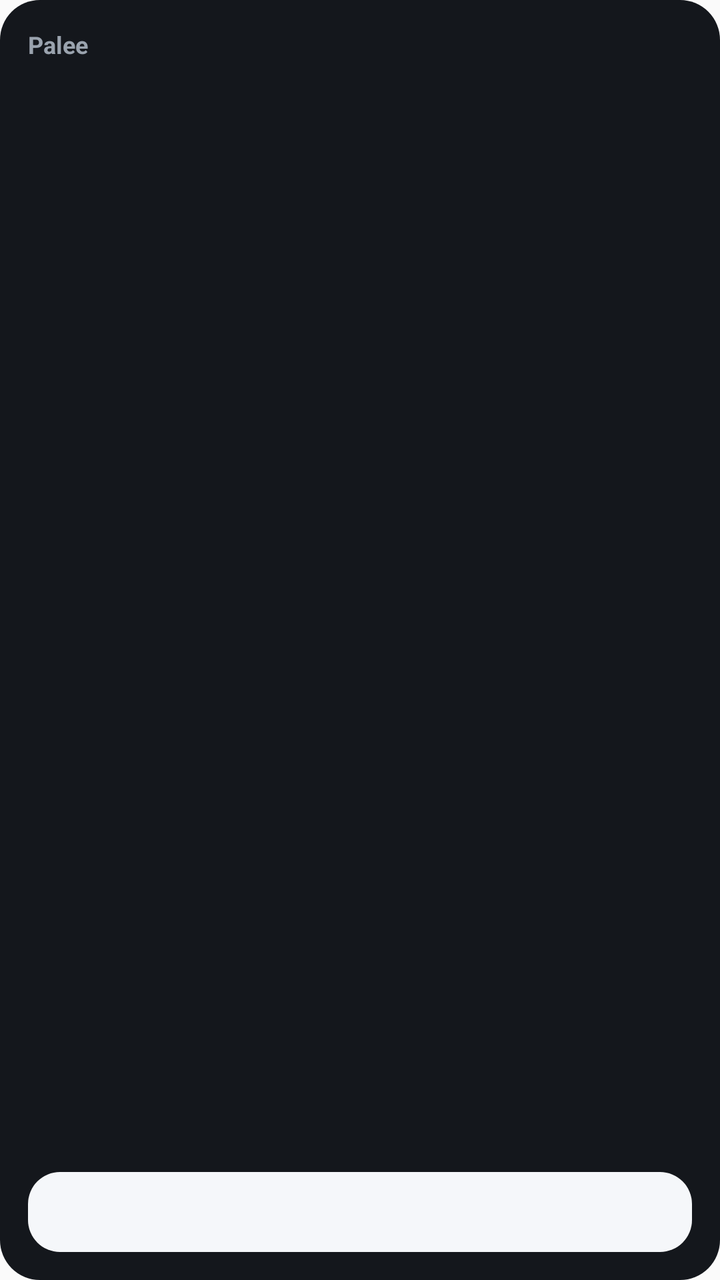
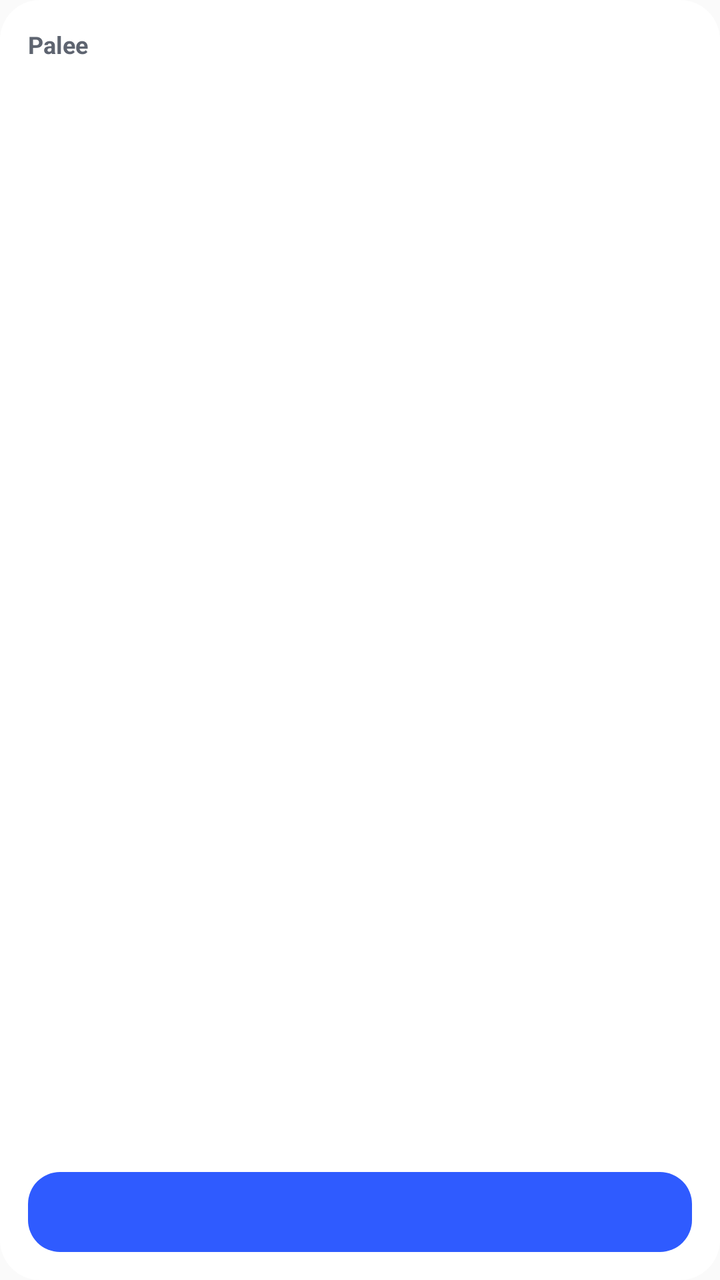

Before-and-after screenshots of an Android layout around one commit, followed by the original layout XML and the change that was made.
<!-- AndroidManifest.xml: application theme AppTheme -->
<!-- res/layout/widget_water.xml -->
<?xml version="1.0" encoding="utf-8"?>
<LinearLayout xmlns:android="http://schemas.android.com/apk/res/android"
    android:id="@+id/widget_root"
    android:layout_width="match_parent"
    android:layout_height="match_parent"
    android:background="@drawable/palee_widget_background"
    android:orientation="vertical"
    android:padding="14dp">

    <TextView
        android:id="@+id/widget_title"
        android:layout_width="match_parent"
        android:layout_height="wrap_content"
        android:text="@string/palee_widget_loading"
        android:textColor="#FF9AA3AE"
        android:textSize="12sp"
        android:textStyle="bold" />

    <TextView
        android:id="@+id/widget_value"
        android:layout_width="match_parent"
        android:layout_height="0dp"
        android:layout_marginTop="6dp"
        android:layout_weight="1"
        android:ellipsize="end"
        android:maxLines="4"
        android:textColor="#FFF5F7FA"
        android:textSize="15sp" />
    <TextView
        android:id="@+id/widget_action"
        android:layout_width="match_parent"
        android:layout_height="40dp"
        android:layout_marginTop="8dp"
        android:background="@drawable/palee_widget_button"
        android:gravity="center"
        android:textColor="#FF0B0D10"
        android:textSize="15sp"
        android:textStyle="bold" />
</LinearLayout>
<!-- resources referenced by this layout -->
<resources>
  <!-- drawable palee_widget_background (drawable) -->
  <?xml version="1.0" encoding="utf-8"?>
  <shape xmlns:android="http://schemas.android.com/apk/res/android" android:shape="rectangle">
      <solid android:color="#FF14171C" />
      <corners android:radius="20dp" />
  </shape>
  <!-- drawable palee_widget_button (drawable) -->
  <?xml version="1.0" encoding="utf-8"?>
  <shape xmlns:android="http://schemas.android.com/apk/res/android" android:shape="rectangle">
      <solid android:color="#FFF5F7FA" />
      <corners android:radius="16dp" />
  </shape>
  <string name="palee_widget_loading">Palee</string>
  <style name="AppTheme" parent="Theme.AppCompat.Light.DarkActionBar">
          
          <item name="colorPrimary">@color/colorPrimary</item>
          <item name="colorPrimaryDark">@color/colorPrimaryDark</item>
          <item name="colorAccent">@color/colorAccent</item>
      </style>
</resources>

<!-- the commit's change to res/layout/widget_water.xml (unified diff, before → after) -->
@@ -12,7 +12,7 @@
         android:layout_width="match_parent"
         android:layout_height="wrap_content"
         android:text="@string/palee_widget_loading"
-        android:textColor="#FF9AA3AE"
+        android:textColor="@color/palee_muted"
         android:textSize="12sp"
         android:textStyle="bold" />
 
@@ -24,7 +24,7 @@
         android:layout_weight="1"
         android:ellipsize="end"
         android:maxLines="4"
-        android:textColor="#FFF5F7FA"
+        android:textColor="@color/palee_text"
         android:textSize="15sp" />
     <TextView
         android:id="@+id/widget_action"
@@ -33,7 +33,7 @@
         android:layout_marginTop="8dp"
         android:background="@drawable/palee_widget_button"
         android:gravity="center"
-        android:textColor="#FF0B0D10"
+        android:textColor="@color/palee_primary_contrast"
         android:textSize="15sp"
         android:textStyle="bold" />
 </LinearLayout>
<!-- resource entries referenced after the edit -->
@@ -1,15 +1,18 @@
 <!-- resources referenced by this layout -->
 <resources>
+  <color name="palee_muted">#FF5E6470</color>
+  <color name="palee_primary_contrast">#FFFFFFFF</color>
+  <color name="palee_text">#FF17181C</color>
   <!-- drawable palee_widget_background (drawable) -->
   <?xml version="1.0" encoding="utf-8"?>
   <shape xmlns:android="http://schemas.android.com/apk/res/android" android:shape="rectangle">
-      <solid android:color="#FF14171C" />
+      <solid android:color="@color/palee_panel" />
       <corners android:radius="20dp" />
   </shape>
   <!-- drawable palee_widget_button (drawable) -->
   <?xml version="1.0" encoding="utf-8"?>
   <shape xmlns:android="http://schemas.android.com/apk/res/android" android:shape="rectangle">
-      <solid android:color="#FFF5F7FA" />
+      <solid android:color="@color/palee_primary" />
       <corners android:radius="16dp" />
   </shape>
   <string name="palee_widget_loading">Palee</string>
@@ -19,5 +22,7 @@
           <item name="colorPrimaryDark">@color/colorPrimaryDark</item>
           <item name="colorAccent">@color/colorAccent</item>
       </style>
+  <color name="palee_panel">#FFFFFFFF</color>
+  <color name="palee_primary">#FF2F5BFF</color>
 </resources>
 
